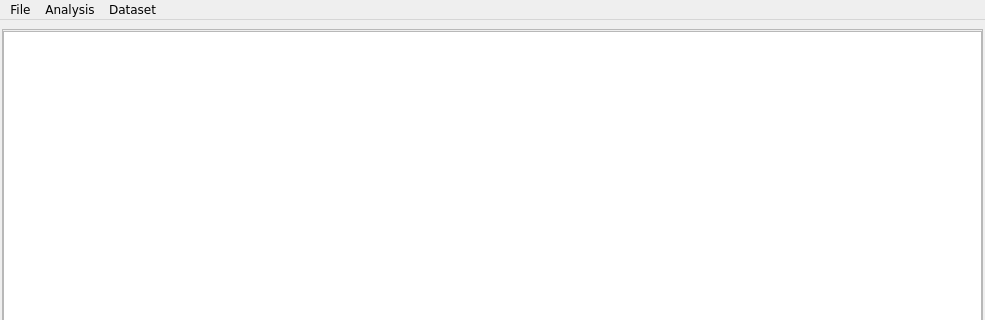
This is meta.ui in bwallace/OpenMeta-analyst- as Qt 5 draws it before an edit; both pictures show x 0 to 985 and y 0 to 320 of the 985 by 621 pixel window. The edited form follows.
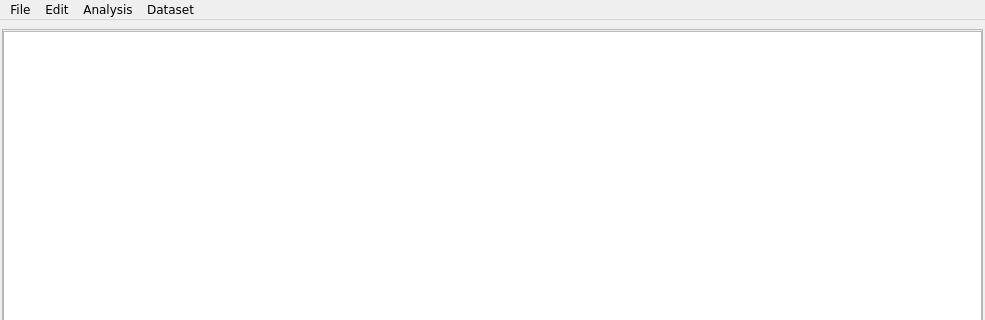
This is the edited form. Icons and pictures are not drawn.

```diff
--- a/meta.ui
+++ b/meta.ui
@@ -397,7 +397,15 @@
     <addaction name="action_view_network"/>
     <addaction name="action_add_covariate"/>
    </widget>
+   <widget class="QMenu" name="menuEdit">
+    <property name="title">
+     <string>Edit</string>
+    </property>
+    <addaction name="action_undo"/>
+    <addaction name="action_redo"/>
+   </widget>
    <addaction name="menu_file"/>
+   <addaction name="menuEdit"/>
    <addaction name="menuAnalysis"/>
    <addaction name="menuDataset"/>
   </widget>
```
Left out of the diff: 14 changed lines with no effect on the pictures.
